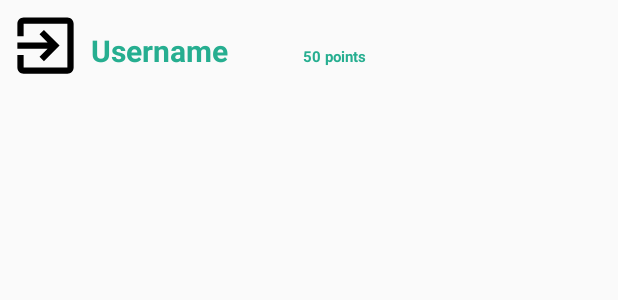
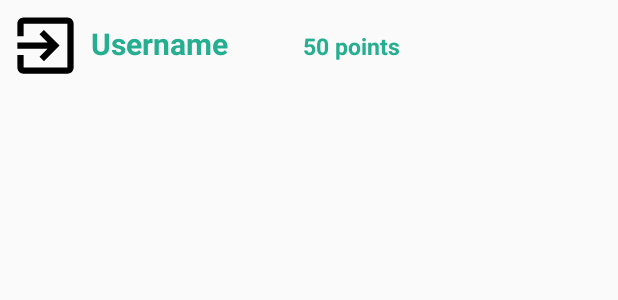
Before and after one commit to jdimovska/SmartBin, an Android app: the layout list_view_item_user.xml on its own in the app's theme, with its tools: preview values and no code run, on a phone screen of 412 x 824 dp. Shown: the top 300 px of the screen. Run offline under Robolectric (Android 15) with nearby library versions, the phone set to English and light mode, and no system bars.

Commit message:
improved UI of MainActivity

```diff
--- a/app/src/main/res/layout/list_view_item_user.xml
+++ b/app/src/main/res/layout/list_view_item_user.xml
@@ -19,7 +19,7 @@
             android:layout_width="wrap_content"
             android:layout_height="wrap_content"
             android:textSize="20sp"
-            android:paddingTop="20dp"
+            android:paddingTop="15dp"
             android:textStyle="bold"
             android:textColor="@color/btn_login"
             android:textAppearance="@style/TextAppearance.AppCompat.Body1"
@@ -31,9 +31,9 @@
         android:id="@+id/userPoints"
         android:layout_width="wrap_content"
         android:layout_height="wrap_content"
-        android:textSize="10sp"
+        android:textSize="15sp"
         android:paddingLeft="50sp"
-        android:paddingTop="20sp"
+        android:paddingTop="15sp"
         android:textStyle="bold"
         android:textColor="@color/btn_login"
         android:textAppearance="@style/TextAppearance.AppCompat.Body1"
```
